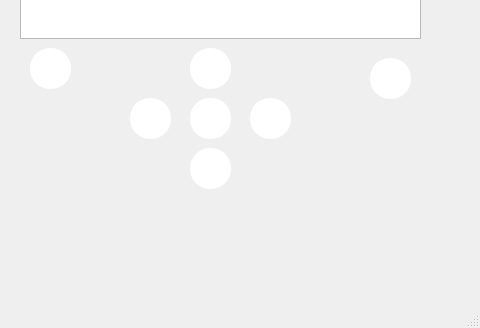
Old version of the form code/mainwindow.ui in the repository ahmadjazmawi1/3004-Project-Group-12; both pictures show x 320 to 800 and y 272 to 600 of the 800 by 600 pixel window.
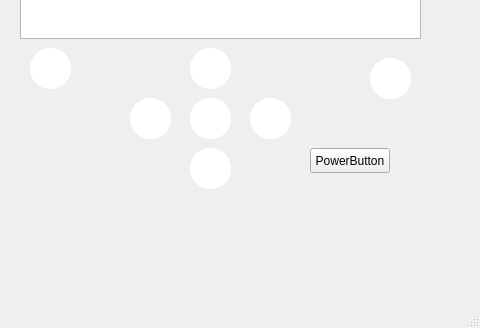
New version of the form. Icons and pictures are not drawn.

Commit message: added power button

Diff of the .ui file:
```diff
--- a/code/mainwindow.ui
+++ b/code/mainwindow.ui
@@ -200,6 +200,19 @@
      <string/>
     </property>
    </widget>
+   <widget class="QPushButton" name="powerButton">
+    <property name="geometry">
+     <rect>
+      <x>630</x>
+      <y>420</y>
+      <width>80</width>
+      <height>25</height>
+     </rect>
+    </property>
+    <property name="text">
+     <string>PowerButton</string>
+    </property>
+   </widget>
    <zorder>label_7</zorder>
    <zorder>label</zorder>
    <zorder>screenDisplay</zorder>
```
Left out of the diff: 1 changed line with no effect on the pictures. The commit also changes 2 other files.
